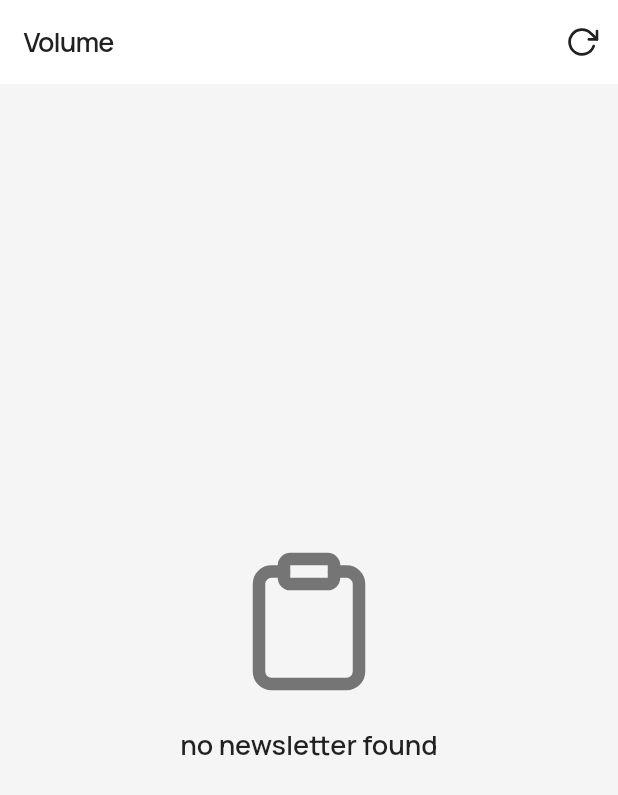
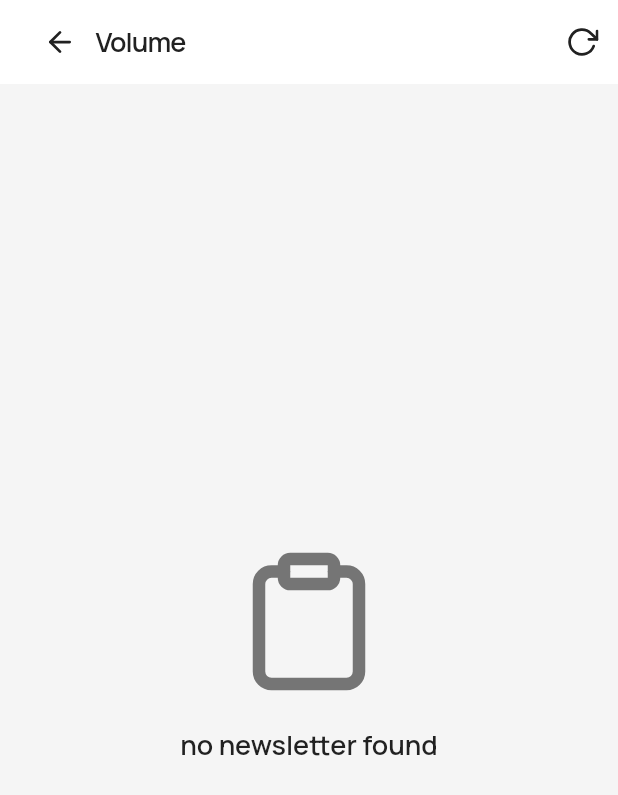
Before and after one commit to tiastgroup/agroriches-mobile-, a Flutter app: the Newsletter2 screen opened directly with empty values, on a phone screen of 412 x 824 dp. Shown: the top 795 px of the screen. Run offline on Flutter 3.47's test engine with Material 2 defaults, Android fonts, the phone set to English and light mode, and no system bars; our stand-ins replace audio_video_progress_bar, cached_network_image, cloud_firestore, dots_indicator, easy_localization, firebase_analytics and 32 more; missing offline and left inert: flutter_facebook_auth, flutter_web_browser, launch_review, reading_time, syncfusion_flutter_pdfviewer, the_apple_sign_in; accounts and stored records are empty.

Commit message:
Added back button

```diff
--- a/lib/pages/newsletter2.dart
+++ b/lib/pages/newsletter2.dart
@@ -71,7 +71,20 @@ class _Newsletter2State extends State<Newsletter2>
       appBar: AppBar(
         centerTitle: false,
         automaticallyImplyLeading: false,
-        title: Text('Volume ${widget.volumeNumber}'),
+        title: Row(
+          children: [
+            IconButton(
+              icon: Icon(
+                Feather.arrow_left,
+                size: 22,
+              ),
+              onPressed: () {
+                Get.back();
+              },
+            ),
+            Center(child: Text('Volume ${widget.volumeNumber}')),
+          ],
+        ),
         elevation: 0,
         actions: <Widget>[
           IconButton(
```
